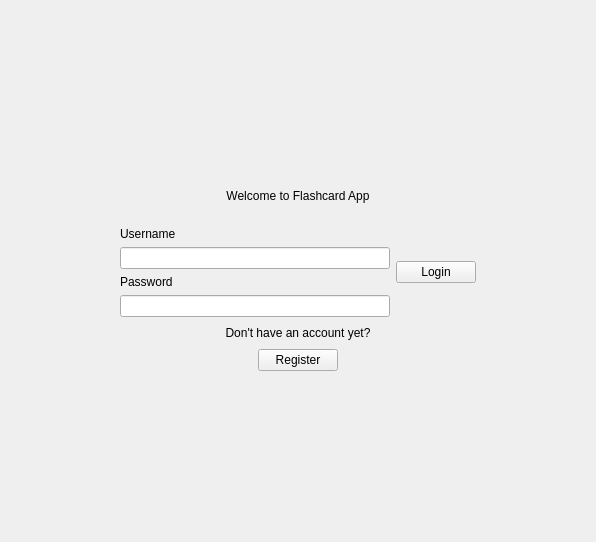
Above: main.ui from daemon-10k/SRS_Flashcard before the change. Below: the same form after it.
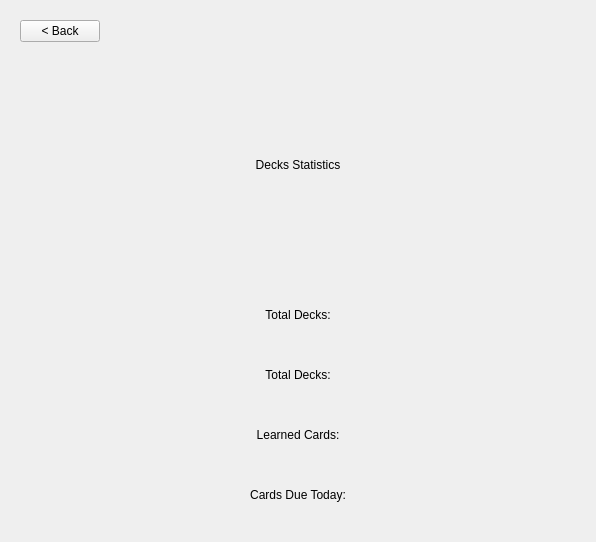
That is the form after the change. The open tabs and pages were chosen to show the change.

Commit message: each user has their own deck database. add statistics

Patch:
```diff
--- a/main.ui
+++ b/main.ui
@@ -19,8 +19,8 @@
   <property name="windowTitle">
    <string>FlashcardApp</string>
   </property>
-  <layout class="QGridLayout" name="gridLayout">
-   <item row="0" column="0">
+  <layout class="QVBoxLayout" name="verticalLayout_2">
+   <item>
     <widget class="QStackedWidget" name="main_stackedWidget">
      <property name="sizePolicy">
       <sizepolicy hsizetype="Expanding" vsizetype="Expanding">
@@ -29,7 +29,7 @@
       </sizepolicy>
      </property>
      <property name="currentIndex">
-      <number>0</number>
+      <number>6</number>
      </property>
      <widget class="QWidget" name="login_page">
       <layout class="QVBoxLayout" name="login_main_verticalLayout">
@@ -769,7 +769,92 @@
        </item>
       </layout>
      </widget>
-     <widget class="QWidget" name="import_placeholder_page"/>
+     <widget class="QWidget" name="statistics_page">
+      <layout class="QVBoxLayout" name="verticalLayout_3">
+       <item>
+        <layout class="QHBoxLayout" name="statistics_horizontalLayout">
+         <item>
+          <widget class="QPushButton" name="statistics_goBackButton">
+           <property name="text">
+            <string>&lt; Back</string>
+           </property>
+          </widget>
+         </item>
+         <item>
+          <spacer name="horizontalSpacer_2">
+           <property name="orientation">
+            <enum>Qt::Horizontal</enum>
+           </property>
+           <property name="sizeHint" stdset="0">
+            <size>
+             <width>40</width>
+             <height>20</height>
+            </size>
+           </property>
+          </spacer>
+         </item>
+        </layout>
+       </item>
+       <item>
+        <layout class="QVBoxLayout" name="statistics_verticalLayout">
+         <item>
+          <widget class="QLabel" name="statistics_title_label">
+           <property name="text">
+            <string>Decks Statistics</string>
+           </property>
+           <property name="alignment">
+            <set>Qt::AlignCenter</set>
+           </property>
+          </widget>
+         </item>
+         <item>
+          <layout class="QVBoxLayout" name="verticalLayout">
+           <item>
+            <widget class="QLabel" name="stats_totalDecks_label">
+             <property name="text">
+              <string>Total Decks:</string>
+             </property>
+             <property name="alignment">
+              <set>Qt::AlignCenter</set>
+             </property>
+            </widget>
+           </item>
+           <item>
+            <widget class="QLabel" name="stats_totalCards_label">
+             <property name="text">
+              <string>Total Decks:</string>
+             </property>
+             <property name="alignment">
+              <set>Qt::AlignCenter</set>
+             </property>
+            </widget>
+           </item>
+           <item>
+            <widget class="QLabel" name="stats_finishedCards_label">
+             <property name="text">
+              <string>Learned Cards:</string>
+             </property>
+             <property name="alignment">
+              <set>Qt::AlignCenter</set>
+             </property>
+            </widget>
+           </item>
+           <item>
+            <widget class="QLabel" name="stats_dueToday_label">
+             <property name="text">
+              <string>Cards Due Today:</string>
+             </property>
+             <property name="alignment">
+              <set>Qt::AlignCenter</set>
+             </property>
+            </widget>
+           </item>
+          </layout>
+         </item>
+        </layout>
+       </item>
+      </layout>
+     </widget>
     </widget>
    </item>
   </layout>
```
Left out of the diff: 69 changed lines with no effect on the pictures. The commit also changes 27 other files.
